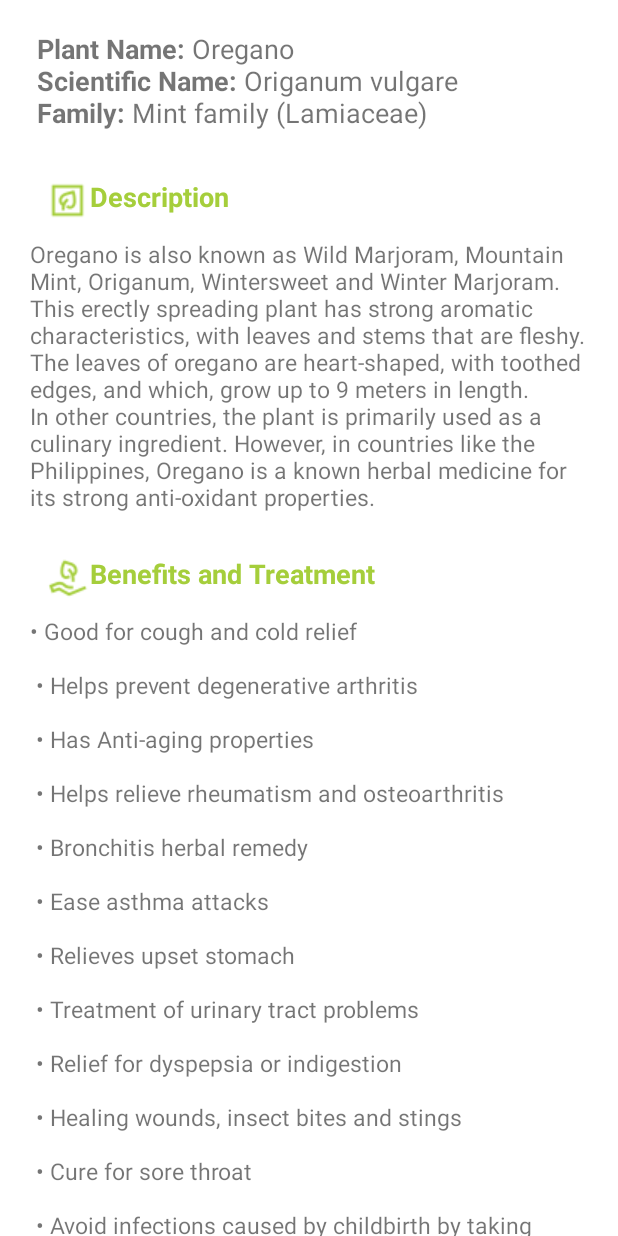
After one commit to MeixieM/Herbarium-App, an Android app: the layout oregano_scrolling.xml on its own in the app's theme, with its tools: preview values and no code run, on a phone screen of 412 x 824 dp. The commit adds this screen. Run offline under Robolectric (Android 15) with nearby library versions, the phone set to English and light mode, and no system bars.

Commit message:
added Oregano Activity

```diff
--- a/app/src/main/AndroidManifest.xml
+++ b/app/src/main/AndroidManifest.xml
@@ -16,6 +16,11 @@
         android:supportsRtl="true"
         android:theme="@style/Theme.Herbarium"
         tools:targetApi="31">
+        <activity
+            android:name=".OreganoActivity"
+            android:exported="false"
+            android:label="@string/title_activity_oregano"
+            android:theme="@style/Theme.Herbarium.NoActionBar" />
         <activity
             android:name=".TsaangGubatActivity"
             android:exported="false"
--- a/app/src/main/java/com/example/herbarium/MainActivity.java
+++ b/app/src/main/java/com/example/herbarium/MainActivity.java
@@ -109,6 +109,9 @@ public class MainActivity extends AppCompatActivity {
                 } else if (result.getText() == "Tsaang gubat") {
                     Intent intent = new Intent(MainActivity.this, TsaangGubatActivity.class);
                     startActivity(intent);
+                } else if (result.getText() == "Oregano") {
+                    Intent intent = new Intent(MainActivity.this, OreganoActivity.class);
+                    startActivity(intent);
                 }
 
             }
--- a/app/src/main/res/layout/activity_splash.xml
+++ b/app/src/main/res/layout/activity_splash.xml
@@ -9,8 +9,8 @@
     >
 
     <ImageView
-        android:layout_width="120dp"
-        android:layout_height="120dp"
+        android:layout_width="180dp"
+        android:layout_height="180dp"
         android:src="@drawable/ic_logo"
         android:layout_centerInParent="true"
         android:layout_centerHorizontal="true"
--- /dev/null
+++ b/app/src/main/res/layout/oregano_scrolling.xml
@@ -0,0 +1,127 @@
+<?xml version="1.0" encoding="utf-8"?>
+<androidx.core.widget.NestedScrollView xmlns:android="http://schemas.android.com/apk/res/android"
+    xmlns:app="http://schemas.android.com/apk/res-auto"
+    xmlns:tools="http://schemas.android.com/tools"
+    android:layout_width="match_parent"
+    android:layout_height="match_parent"
+    app:layout_behavior="@string/appbar_scrolling_view_behavior"
+    tools:context=".OreganoActivity"
+    tools:showIn="@layout/oregano_scrolling">
+
+    <androidx.constraintlayout.widget.ConstraintLayout
+        android:layout_width="match_parent"
+        android:layout_height="wrap_content"
+        android:layout_margin="20dp"
+        >
+
+        <TextView
+            android:id="@+id/tv1"
+            android:layout_width="match_parent"
+            android:layout_height="match_parent"
+            android:text="@string/headerOregano"
+            android:textSize="18dp"
+            app:layout_constraintStart_toStartOf="parent"
+            app:layout_constraintTop_toTopOf="parent"
+            />
+
+        <TextView
+            android:id="@+id/txt_title_description"
+            android:layout_width="match_parent"
+            android:layout_height="wrap_content"
+            android:drawableStart="@drawable/ic_description"
+            android:padding="10dp"
+            android:textColor="@color/primary_green"
+            android:text="@string/titleDescription"
+            android:textSize="18dp"
+            app:layout_constraintStart_toStartOf="parent"
+            app:layout_constraintTop_toBottomOf="@id/tv1"
+            />
+
+        <TextView
+            android:id="@+id/txtDescription"
+            android:layout_width="match_parent"
+            android:layout_height="wrap_content"
+            android:text="@string/descriptionOregano"
+            android:textSize="15sp"
+            app:layout_constraintStart_toStartOf="parent"
+            app:layout_constraintTop_toBottomOf="@id/txt_title_description"
+            />
+
+
+        <TextView
+            android:id="@+id/text_title_benefits"
+            android:layout_width="match_parent"
+            android:layout_height="wrap_content"
+            android:drawableStart="@drawable/ic_benefits"
+            android:padding="10dp"
+            android:textColor="@color/primary_green"
+            android:text="@string/titleBenefits"
+            android:textSize="18dp"
+            app:layout_constraintStart_toStartOf="parent"
+            app:layout_constraintTop_toBottomOf="@id/txtDescription"
+            />
+
+        <TextView
+            android:id="@+id/txtBenefits"
+            android:layout_width="match_parent"
+            android:layout_height="wrap_content"
+            android:text="@string/benefitsOregano"
+            android:textSize="15sp"
+            app:layout_constraintStart_toStartOf="parent"
+            app:layout_constraintTop_toBottomOf="@id/text_title_benefits"
+            />
+
+
+        <TextView
+            android:id="@+id/txt_title_preperation"
+            android:layout_width="match_parent"
+            android:layout_height="wrap_content"
+            android:drawableStart="@drawable/ic_preperation"
+            android:padding="10dp"
+            android:textColor="@color/primary_green"
+            android:text="@string/titleUse"
+            android:textSize="18dp"
+            app:layout_constraintStart_toStartOf="parent"
+            app:layout_constraintTop_toBottomOf="@id/txtBenefits"
+            />
+
+        <TextView
+            android:id="@+id/txtPreperation"
+            android:layout_width="match_parent"
+            android:layout_height="wrap_content"
+            android:text="@string/useOregano"
+            android:textSize="15sp"
+            app:layout_constraintStart_toStartOf="parent"
+            app:layout_constraintTop_toBottomOf="@id/txt_title_preperation"
+            />
+
+        <TextView
+            android:id="@+id/txt_title_more"
+            android:layout_width="match_parent"
+            android:layout_height="wrap_content"
+            android:drawableStart="@drawable/ic_preperation"
+            android:padding="10dp"
+            android:textColor="@color/primary_green"
+            android:text="@string/titleMore"
+            android:textSize="18dp"
+            app:layout_constraintStart_toStartOf="parent"
+            app:layout_constraintTop_toBottomOf="@id/txtPreperation"
+            />
+
+        <TextView
+            android:id="@+id/txtMore"
+            android:layout_width="match_parent"
+            android:layout_height="wrap_content"
+            android:drawableStart="@drawable/ic_wiki"
+            android:text="@string/moreOregano"
+            android:textSize="18sp"
+            android:textColor="@color/black"
+            app:layout_constraintStart_toStartOf="parent"
+            app:layout_constraintTop_toBottomOf="@id/txt_title_more"
+            />
+
+    </androidx.constraintlayout.widget.ConstraintLayout>
+
+
+
+</androidx.core.widget.NestedScrollView>
--- /dev/null
+++ b/app/src/main/res/menu/menu_oregano.xml
@@ -0,0 +1,6 @@
+<menu xmlns:android="http://schemas.android.com/apk/res/android"
+    xmlns:app="http://schemas.android.com/apk/res-auto"
+    xmlns:tools="http://schemas.android.com/tools"
+    tools:context="com.example.herbarium.OreganoActivity">
+
+</menu>
--- a/app/src/main/res/values/strings.xml
+++ b/app/src/main/res/values/strings.xml
@@ -11,7 +11,6 @@
     <string name="titleBenefits"><b>Benefits and Treatment</b></string>
     <string name="titleUse"><b>Preparation and Use</b></string>
     <string name="titleMore"><b>More Information</b></string>
-
 
 
     <string name="title_activity_akapulko">Akapulko</string>
@@ -178,7 +177,6 @@ Because some states/countries do not allow certain limitations of liability, thi
     </string>
 
 
-
     <!--Tsaang Gubat-->
 
     <string name="title_activity_tsaang_gubat">Tsaang gubat</string>
@@ -213,4 +211,50 @@ Because some states/countries do not allow certain limitations of liability, thi
 
     <string name="moreTG"><a href="https://en.wikipedia.org/wiki/Ehretia_microphylla"> Wikipedia</a></string>
     <!--    Tsaang Gubat -->
+
+
+    <!--Oregano-->
+    <string name="title_activity_oregano">Oregano</string>
+
+    <string name="headerOregano">
+        <b>Plant Name:</b> Oregano \n
+        <b>Scientific Name:</b>  Origanum vulgare \n
+        <b>Family:</b> Mint family (Lamiaceae) \n
+    </string>
+
+    <string name="descriptionOregano">Oregano is also known as Wild Marjoram, Mountain Mint, Origanum, Wintersweet and Winter Marjoram. This erectly spreading plant has strong aromatic characteristics, with leaves and stems that are fleshy. The leaves of oregano are heart-shaped, with toothed edges, and which, grow up to 9 meters in length. In other countries, the plant is primarily used as a culinary ingredient. However, in countries like the Philippines, Oregano is a known herbal medicine for its strong anti-oxidant properties. \n
+    </string>
+
+    <string name="benefitsOregano"> • Good for cough and cold relief \n\n
+• Helps prevent degenerative arthritis \n\n
+• Has Anti-aging properties \n\n
+• Helps relieve rheumatism and osteoarthritis \n\n
+• Bronchitis herbal remedy \n\n
+• Ease asthma attacks \n\n
+• Relieves upset stomach \n\n
+• Treatment of urinary tract problems \n\n
+• Relief for dyspepsia or indigestion \n\n
+• Healing wounds, insect bites and stings \n\n
+• Cure for sore throat \n\n
+• Avoid infections caused by childbirth by taking decoctions of the leaves by the recent mother. \n\n
+• For general good health \n\n
+
+
+
+    </string>
+
+    <string name="useOregano">• Boil one cup of fresh leaves in 3 cups of water for 10 to 15 minutes. Drink half a cup 3 times a day for common colds. \n\n
+• For a concentrate, juice the oregano leaves and take 1 tablespoon every hour to relieve chronic coughs, rheumatism, bronchitis, asthma, and dyspepsia. \n\n
+• For Insect bites, wounds and stings, apply the leaves as a poultice directly on the afflicted area. \n\n
+• For sore throat, boil 2 tablespoonfuls of dried oregano leaves in a pint of water, take 2 hours before or after meals. \n\n
+• To prevent degenerative arthritis and for general good health drink oregano decoction daily. \n\n
+
+
+
+    </string>
+
+
+    <string name="moreOregano"><a href="https://en.wikipedia.org/wiki/Oregano"> Wikipedia</a></string>
+
+    <!--  Oregano -->
 </resources>
```
Also changed, not shown: app/src/main/java/com/example/herbarium/OreganoActivity.java (added, +37 -0 lines), app/src/main/res/layout/activity_oregano.xml (added, +41 -0 lines), 1 other file.
